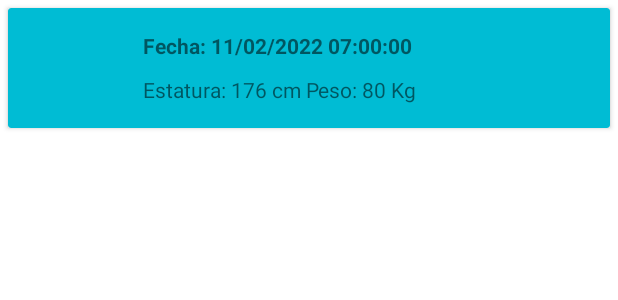
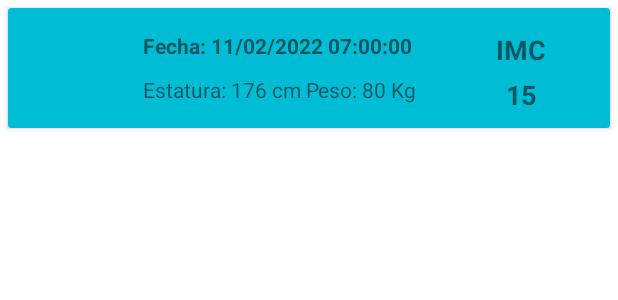
Before and after one commit to orion75/IMCUnab, an Android app: the layout tarjeta_usuario_pesos.xml on its own in the app's theme, with its tools: preview values and no code run, on a phone screen of 412 x 824 dp. Shown: the top 300 px of the screen. Run offline under Robolectric (Android 15) with nearby library versions, the phone set to English and light mode, and no system bars.

Commit message:
feat: mirrors

```diff
--- a/app/src/main/java/com/example/imcunab/Adapter/PesoUsuarioAdapter.java
+++ b/app/src/main/java/com/example/imcunab/Adapter/PesoUsuarioAdapter.java
@@ -16,11 +16,9 @@ import java.util.List;
 
 public class PesoUsuarioAdapter extends RecyclerView.Adapter<PesoUsuarioAdapter.ViewHolder> {
     List<PesoUsuario> pesoUsuarioList;
-    //private Context context;
 
     public PesoUsuarioAdapter(List<PesoUsuario> pesoUsuarioList/*, Context context*/) {
         this.pesoUsuarioList = pesoUsuarioList;
-        //this.context = context;
     }
 
     @NonNull
@@ -36,6 +34,7 @@ public class PesoUsuarioAdapter extends RecyclerView.Adapter<PesoUsuarioAdapter.
         holder.txtFecha.setText(item.getFecha());
         holder.txtDatos.setText("Estatura: " + item.getAltura() +
                 " Peso: " + item.getPeso());
+        holder.txtimc.setText(item.getImc());
     }
 
     @Override
@@ -47,12 +46,14 @@ public class PesoUsuarioAdapter extends RecyclerView.Adapter<PesoUsuarioAdapter.
         private ImageView imgFoto;
         private TextView txtFecha;
         private TextView txtDatos;
+        private TextView txtimc;
 
         public ViewHolder(@NonNull View itemView) {
             super(itemView);
             imgFoto = itemView.findViewById(R.id.tup_imageLabel);
             txtFecha = itemView.findViewById(R.id.tup_fechaLabel);
             txtDatos = itemView.findViewById(R.id.tup_datosLabel);
+            txtimc = itemView.findViewById(R.id.tup_imcLabel);
         }
     }
 }
--- a/app/src/main/java/com/example/imcunab/PerfilActivity.java
+++ b/app/src/main/java/com/example/imcunab/PerfilActivity.java
@@ -4,6 +4,7 @@ import androidx.annotation.NonNull;
 import androidx.appcompat.app.AppCompatActivity;
 
 import android.app.DatePickerDialog;
+import android.content.Intent;
 import android.os.Bundle;
 import android.text.TextUtils;
 import android.util.Patterns;
@@ -115,6 +116,11 @@ public class PerfilActivity extends AppCompatActivity {
                     @Override
                     public void onSuccess(Void unused) {
                         Toast.makeText(PerfilActivity.this, "datos guardados", Toast.LENGTH_SHORT).show();
+                        Intent i = new Intent(PerfilActivity.this, ListRegistroActivity.class);
+                        finish();
+                        overridePendingTransition(0, 0);
+                        startActivity(i);
+                        overridePendingTransition(0, 0);
                     }
                 }).addOnFailureListener(new OnFailureListener() {
                     @Override
--- a/app/src/main/res/layout/activity_add_registro.xml
+++ b/app/src/main/res/layout/activity_add_registro.xml
@@ -31,7 +31,7 @@
         android:layout_width="match_parent"
         android:layout_below="@id/titleLabel"
         android:layout_height="wrap_content"
-        android:text="Nombres y Apellidos"
+        android:text="..."
         android:textAlignment="center"
         style="@style/TextAppearance.MaterialComponents.Headline6"/>
 
--- a/app/src/main/res/layout/tarjeta_usuario_pesos.xml
+++ b/app/src/main/res/layout/tarjeta_usuario_pesos.xml
@@ -19,9 +19,8 @@
 
         <LinearLayout
             android:layout_width="wrap_content"
-            android:layout_height="wrap_content"
+            android:layout_height="match_parent"
             android:orientation="vertical">
-
             <TextView
                 android:id="@+id/tup_fechaLabel"
                 android:layout_width="wrap_content"
@@ -41,6 +40,33 @@
                 android:layout_marginBottom="10dp"
                 android:text="Estatura: 176 cm Peso: 80 Kg"
                 android:textSize="14dp" />
+        </LinearLayout>
+
+        <LinearLayout
+            android:layout_width="match_parent"
+            android:layout_height="match_parent"
+            android:orientation="vertical">
+
+            <TextView
+                android:layout_width="match_parent"
+                android:layout_height="wrap_content"
+                android:layout_marginHorizontal="10dp"
+                android:layout_marginTop="15dp"
+                android:layout_marginBottom="5dp"
+                android:textAlignment="center"
+                android:text="IMC"
+                android:textSize="18dp"
+                android:textStyle="bold" />
+            <TextView
+                android:id="@+id/tup_imcLabel"
+                android:layout_width="match_parent"
+                android:layout_height="wrap_content"
+                android:layout_marginHorizontal="10dp"
+                android:layout_marginBottom="10dp"
+                android:textAlignment="center"
+                android:text="15"
+                android:textSize="18dp"
+                android:textStyle="bold" />
 
         </LinearLayout>
     </LinearLayout>
--- a/app/src/main/res/layout/tarjeta_usuarios.xml
+++ b/app/src/main/res/layout/tarjeta_usuarios.xml
@@ -7,6 +7,7 @@
     <LinearLayout
         android:layout_width="match_parent"
         android:layout_height="wrap_content"
+        android:layout_margin="5dp"
         android:orientation="horizontal">
 
         <ImageView
```
Also changed, not shown: app/src/main/java/com/example/imcunab/Adapter/PesoUsuario.java (+22 -11 lines), app/src/main/java/com/example/imcunab/Adapter/Usuario.java (added, +48 -0 lines), app/src/main/java/com/example/imcunab/Adapter/UsuarioAdapter.java (added, +53 -0 lines), app/src/main/java/com/example/imcunab/AddRegistroActivity.java (+40 -15 lines).
